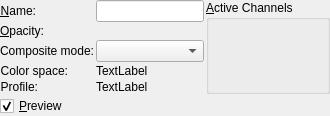
Before: the Qt Designer form krita/ui/forms/wdglayerproperties.ui in KDE/krita, drawn with Qt 5.
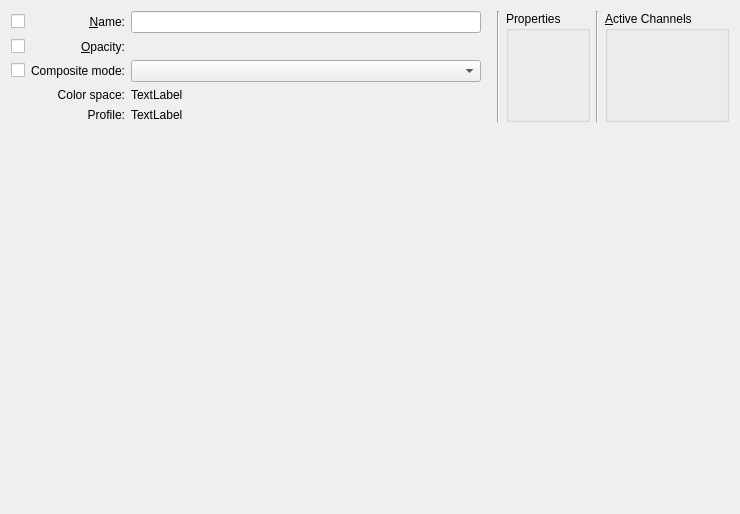
After: the same form once the commit is applied. Custom widgets are drawn as their Qt base class.

Commit message: Implemented multinode editing of layer properties

The edit to the form file:
```diff
--- a/krita/ui/forms/wdglayerproperties.ui
+++ b/krita/ui/forms/wdglayerproperties.ui
@@ -2,28 +2,24 @@
 <ui version="4.0">
  <class>WdgLayerProperties</class>
  <widget class="QWidget" name="WdgLayerProperties">
-  <layout class="QVBoxLayout" name="verticalLayout" stretch="0,1,0">
-   <property name="spacing">
-    <number>2</number>
-   </property>
-   <property name="leftMargin">
-    <number>0</number>
-   </property>
-   <property name="topMargin">
-    <number>0</number>
-   </property>
-   <property name="rightMargin">
-    <number>0</number>
-   </property>
-   <property name="bottomMargin">
-    <number>0</number>
-   </property>
+  <property name="geometry">
+   <rect>
+    <x>0</x>
+    <y>0</y>
+    <width>740</width>
+    <height>514</height>
+   </rect>
+  </property>
+  <layout class="QVBoxLayout" name="verticalLayout">
    <item>
-    <layout class="QHBoxLayout" name="horizontalLayout" stretch="1,0">
+    <layout class="QHBoxLayout" name="horizontalLayout">
      <item>
-      <layout class="QFormLayout" name="formLayout">
+      <layout class="QGridLayout" name="gridLayout" rowstretch="1,1,1,1,1">
        <item row="0" column="0">
-        <widget class="QLabel" name="textLabel1">
+        <widget class="QCheckBox" name="chkName"/>
+       </item>
+       <item row="0" column="1">
+        <widget class="QLabel" name="lblName">
          <property name="text">
           <string>&amp;Name:</string>
          </property>
@@ -35,7 +31,7 @@
          </property>
         </widget>
        </item>
-       <item row="0" column="1">
+       <item row="0" column="2">
         <widget class="QLineEdit" name="editName">
          <property name="sizePolicy">
           <sizepolicy hsizetype="MinimumExpanding" vsizetype="Fixed">
@@ -46,7 +42,10 @@
         </widget>
        </item>
        <item row="1" column="0">
-        <widget class="QLabel" name="textLabel3">
+        <widget class="QCheckBox" name="chkOpacity"/>
+       </item>
+       <item row="1" column="1">
+        <widget class="QLabel" name="lblOpacity">
          <property name="text">
           <string>&amp;Opacity:</string>
          </property>
@@ -58,8 +57,8 @@
          </property>
         </widget>
        </item>
-       <item row="1" column="1">
-        <widget class="KisSliderSpinBox" name="intOpacity">
+       <item row="1" column="2">
+        <widget class="KisSliderSpinBox" name="intOpacity" native="true">
          <property name="sizePolicy">
           <sizepolicy hsizetype="MinimumExpanding" vsizetype="Preferred">
            <horstretch>0</horstretch>
@@ -69,16 +68,19 @@
         </widget>
        </item>
        <item row="2" column="0">
-        <widget class="QLabel" name="textLabel4">
-         <property name="text">
-          <string>Composite mode:</string>
-         </property>
-         <property name="alignment">
-          <set>Qt::AlignRight|Qt::AlignTrailing|Qt::AlignVCenter</set>
-         </property>
-        </widget>
+        <widget class="QCheckBox" name="chkCompositeOp"/>
        </item>
        <item row="2" column="1">
+        <widget class="QLabel" name="lblCompositeOp">
+         <property name="text">
+          <string>Composite mode:</string>
+         </property>
+         <property name="alignment">
+          <set>Qt::AlignRight|Qt::AlignTrailing|Qt::AlignVCenter</set>
+         </property>
+        </widget>
+       </item>
+       <item row="2" column="2">
         <widget class="KisCompositeOpComboBox" name="cmbComposite">
          <property name="sizePolicy">
           <sizepolicy hsizetype="MinimumExpanding" vsizetype="Fixed">
@@ -88,25 +90,43 @@
          </property>
         </widget>
        </item>
-       <item row="3" column="0">
-        <widget class="QLabel" name="lblColorSpaces">
-         <property name="text">
-          <string>Color space:</string>
-         </property>
-         <property name="alignment">
-          <set>Qt::AlignRight|Qt::AlignTrailing|Qt::AlignVCenter</set>
-         </property>
-        </widget>
-       </item>
        <item row="3" column="1">
+        <widget class="QLabel" name="lblColorSpaceTitle">
+         <property name="sizePolicy">
+          <sizepolicy hsizetype="Preferred" vsizetype="Fixed">
+           <horstretch>0</horstretch>
+           <verstretch>0</verstretch>
+          </sizepolicy>
+         </property>
+         <property name="text">
+          <string>Color space:</string>
+         </property>
+         <property name="alignment">
+          <set>Qt::AlignRight|Qt::AlignTrailing|Qt::AlignVCenter</set>
+         </property>
+        </widget>
+       </item>
+       <item row="3" column="2">
         <widget class="QLabel" name="lblColorSpace">
+         <property name="sizePolicy">
+          <sizepolicy hsizetype="Preferred" vsizetype="Fixed">
+           <horstretch>0</horstretch>
+           <verstretch>0</verstretch>
+          </sizepolicy>
+         </property>
          <property name="text">
           <string comment="KDE::DoNotExtract">TextLabel</string>
          </property>
         </widget>
        </item>
-       <item row="4" column="0">
-        <widget class="QLabel" name="lblProfiles">
+       <item row="4" column="1">
+        <widget class="QLabel" name="lblProfileTitle">
+         <property name="sizePolicy">
+          <sizepolicy hsizetype="Preferred" vsizetype="Fixed">
+           <horstretch>0</horstretch>
+           <verstretch>0</verstretch>
+          </sizepolicy>
+         </property>
          <property name="text">
           <string>Profile:</string>
          </property>
@@ -115,8 +135,14 @@
          </property>
         </widget>
        </item>
-       <item row="4" column="1">
+       <item row="4" column="2">
         <widget class="QLabel" name="lblProfile">
+         <property name="sizePolicy">
+          <sizepolicy hsizetype="Preferred" vsizetype="Fixed">
+           <horstretch>0</horstretch>
+           <verstretch>0</verstretch>
+          </sizepolicy>
+         </property>
          <property name="text">
           <string comment="KDE::DoNotExtract">TextLabel</string>
          </property>
@@ -130,6 +156,43 @@
        </item>
       </layout>
      </item>
+     <item>
+      <spacer name="horizontalSpacer">
+       <property name="orientation">
+        <enum>Qt::Horizontal</enum>
+       </property>
+       <property name="sizeType">
+        <enum>QSizePolicy::Fixed</enum>
+       </property>
+       <property name="sizeHint" stdset="0">
+        <size>
+         <width>10</width>
+         <height>20</height>
+        </size>
+       </property>
+      </spacer>
+     </item>
+     <item>
+      <widget class="Line" name="line">
+       <property name="orientation">
+        <enum>Qt::Vertical</enum>
+       </property>
+      </widget>
+     </item>
+     <item>
+      <widget class="QGroupBox" name="grpProperties">
+       <property name="title">
+        <string>Properties</string>
+       </property>
+      </widget>
+     </item>
+     <item>
+      <widget class="Line" name="lineActiveChannels">
+       <property name="orientation">
+        <enum>Qt::Vertical</enum>
+       </property>
+      </widget>
+     </item>
      <item>
       <widget class="QGroupBox" name="grpActiveChannels">
        <property name="toolTip">
@@ -150,24 +213,17 @@
      <property name="orientation">
       <enum>Qt::Vertical</enum>
      </property>
+     <property name="sizeType">
+      <enum>QSizePolicy::MinimumExpanding</enum>
+     </property>
      <property name="sizeHint" stdset="0">
       <size>
-       <width>0</width>
-       <height>0</height>
+       <width>20</width>
+       <height>40</height>
       </size>
      </property>
     </spacer>
    </item>
-   <item>
-    <widget class="QCheckBox" name="checkBoxPreview">
-     <property name="text">
-      <string>&amp;Preview</string>
-     </property>
-     <property name="checked">
-      <bool>true</bool>
-     </property>
-    </widget>
-   </item>
   </layout>
  </widget>
  <customwidgets>
```
The commit also changes 13 other files.
